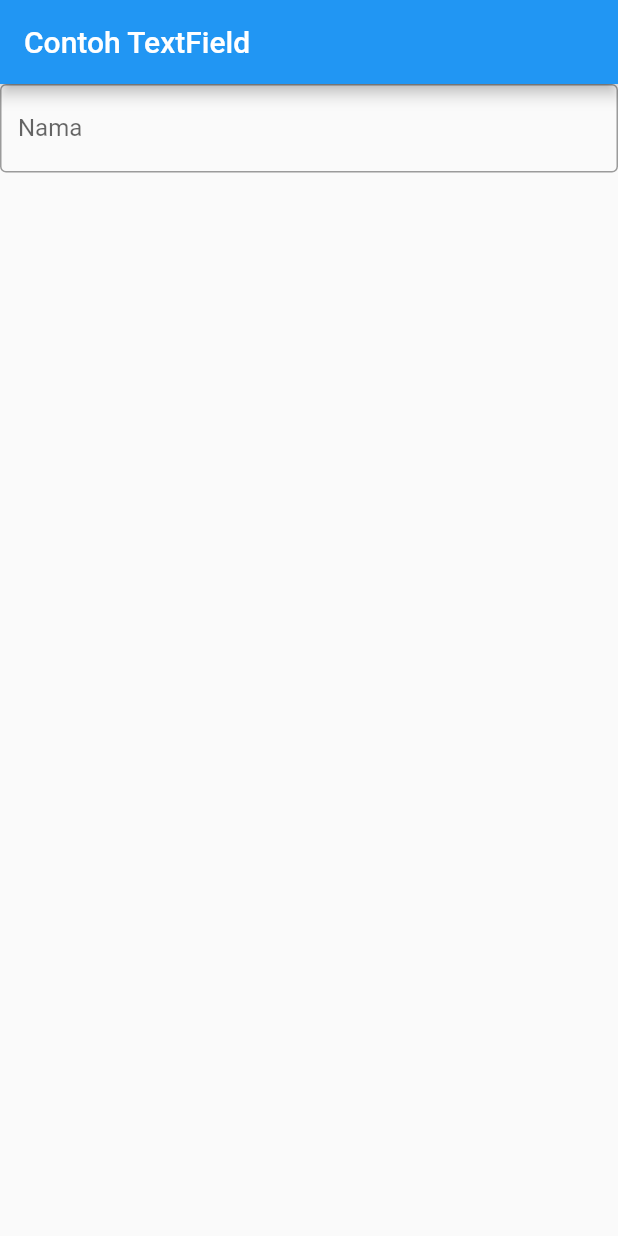
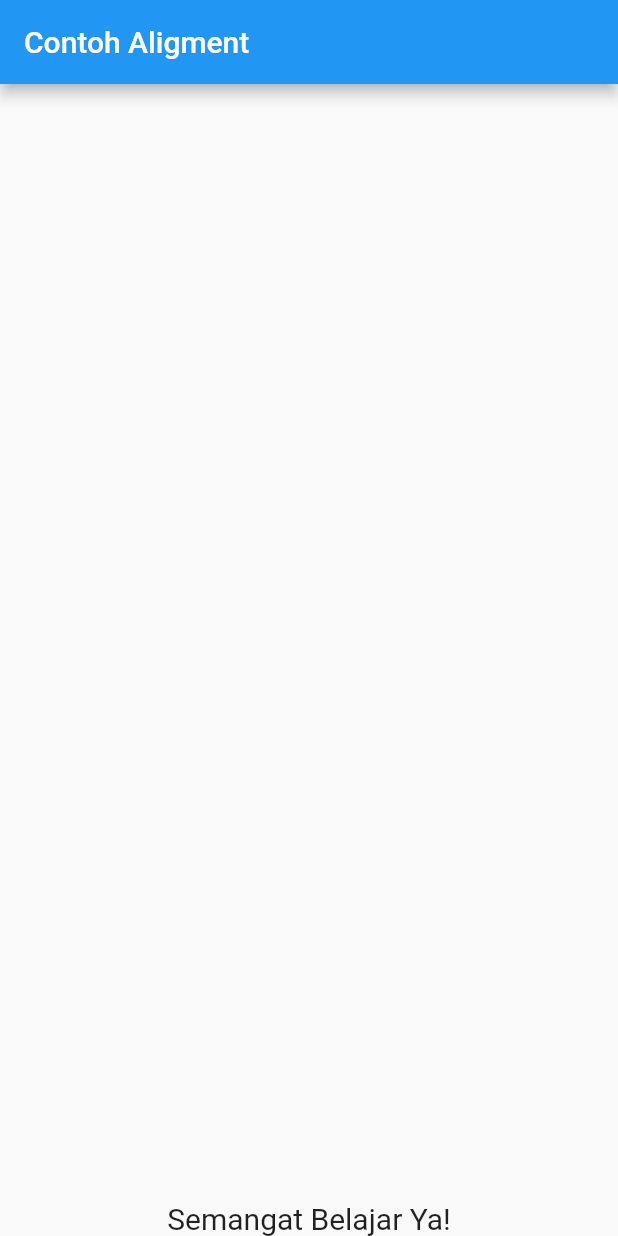
Before and after one commit to polinema-mobile/praktikum-02-layout-web-bola-Yurischaays15, a Flutter app: the screen it shows after launch, on a phone screen of 412 x 824 dp. Run offline on Flutter 3.47's test engine with Material 2 defaults, Android fonts, the phone set to English and light mode, and no system bars.

Commit message:
Property Alignmet

```diff
--- a/lib/main.dart
+++ b/lib/main.dart
@@ -4,23 +4,21 @@ void main() {
   runApp(MyApp());
 }
 
+//property alignment
 class MyApp extends StatelessWidget {
   @override
   Widget build(BuildContext context) {
     return MaterialApp(
-
       home: Scaffold(
-        appBar: AppBar(
-          title: Text("Contoh TextField")
-        ),
-        body: TextField(
-          obscureText: false,
-          decoration: InputDecoration(
-            border: OutlineInputBorder(),
-            labelText: 'Nama',
-          ),
-        )
-      ),
+        appBar: AppBar(title: Text("Contoh Aligment")),
+        body: Container(
+          alignment: Alignment.bottomCenter,
+          child: Text(
+            'Semangat Belajar Ya!',
+            style: TextStyle(
+              fontSize: 20,
+            ),
+          ))),
     );
   }
 }
```
